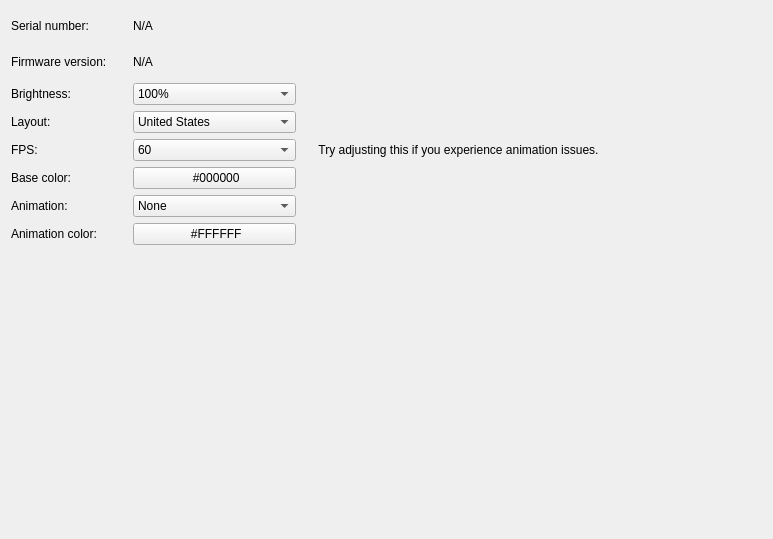
The window that src/ckb/kbwidget.ui (ckb-next/ckb-next) describes before a commit, drawn with Qt 5.
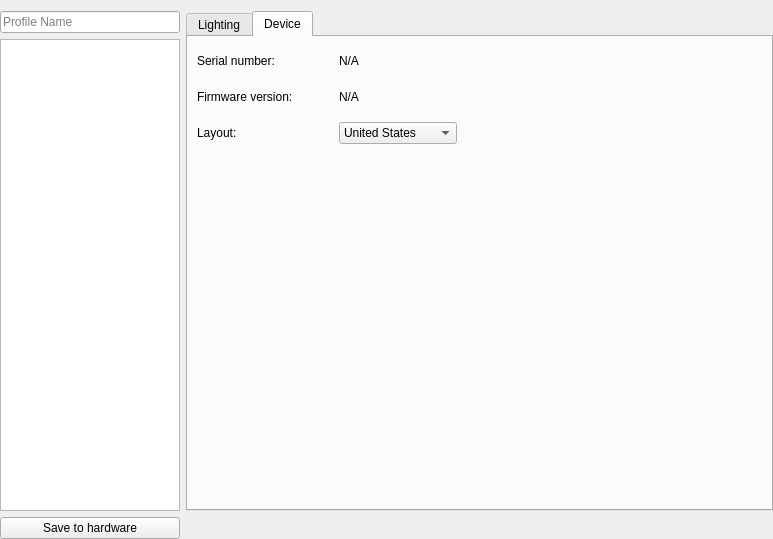
The same window after the commit. The open tabs and pages were chosen to show the change. Custom widgets are drawn as their Qt base class.

Commit message: ckb can now store multiple modes M1-M3 will change modes (currently limited to the same number of modes as the device) Modes and profiles may be renamed and saved to hardware. Removed app menu, replaced with a Settings tab. FPS is now a global setting.

```diff
--- a/src/ckb/kbwidget.ui
+++ b/src/ckb/kbwidget.ui
@@ -13,149 +13,57 @@
   <property name="windowTitle">
    <string>Form</string>
   </property>
+  <layout class="QGridLayout" name="gridLayout">
+   <property name="leftMargin">
+    <number>0</number>
+   </property>
+   <property name="rightMargin">
+    <number>0</number>
+   </property>
+   <property name="bottomMargin">
+    <number>0</number>
+   </property>
+   <item row="0" column="2" rowspan="2">
+    <widget class="QTabWidget" name="tabWidget">
+     <property name="currentIndex">
+      <number>0</number>
+     </property>
+     <widget class="QWidget" name="lightTab">
+      <attribute name="title">
+       <string>Lighting</string>
+      </attribute>
   <layout class="QGridLayout" name="gridLayout_2">
-   <item row="5" column="1">
-    <spacer name="horizontalSpacer_2">
-     <property name="orientation">
-      <enum>Qt::Horizontal</enum>
-     </property>
-     <property name="sizeType">
-      <enum>QSizePolicy::Fixed</enum>
-     </property>
-     <property name="sizeHint" stdset="0">
-      <size>
-       <width>20</width>
-       <height>0</height>
-      </size>
-     </property>
-    </spacer>
-   </item>
-   <item row="0" column="0">
-    <widget class="QLabel" name="label_4">
-     <property name="text">
-      <string>Serial number:</string>
-     </property>
-    </widget>
-   </item>
-   <item row="9" column="2">
-    <spacer name="verticalSpacer">
-     <property name="orientation">
-      <enum>Qt::Vertical</enum>
-     </property>
-     <property name="sizeHint" stdset="0">
-      <size>
-       <width>20</width>
-       <height>40</height>
-      </size>
-     </property>
-    </spacer>
-   </item>
-   <item row="8" column="0">
-    <widget class="QLabel" name="label_7">
-     <property name="text">
-      <string>Animation color:</string>
-     </property>
-    </widget>
-   </item>
-   <item row="7" column="0">
-    <widget class="QLabel" name="label_6">
-     <property name="text">
-      <string>Animation:</string>
-     </property>
-    </widget>
-   </item>
-   <item row="3" column="0">
-    <widget class="QLabel" name="label_8">
-     <property name="text">
-      <string>Layout:</string>
-     </property>
-    </widget>
-   </item>
-   <item row="5" column="2">
-    <widget class="QComboBox" name="framerateBox">
-     <item>
-      <property name="text">
-       <string>60</string>
-      </property>
-     </item>
-     <item>
-      <property name="text">
-       <string>30</string>
-      </property>
-     </item>
-     <item>
-      <property name="text">
-       <string>15</string>
-      </property>
-     </item>
-    </widget>
-   </item>
-   <item row="6" column="0">
-    <widget class="QLabel" name="label_2">
-     <property name="text">
-      <string>Base color:</string>
-     </property>
-    </widget>
-   </item>
-   <item row="6" column="2">
-    <widget class="ColorButton" name="bgButton">
-     <property name="text">
-      <string> #000000</string>
-     </property>
-    </widget>
-   </item>
-   <item row="5" column="0">
-    <widget class="QLabel" name="label">
-     <property name="text">
-      <string>FPS:</string>
-     </property>
-    </widget>
-   </item>
-   <item row="2" column="0">
-    <widget class="QLabel" name="label_5">
-     <property name="text">
-      <string>Brightness:</string>
-     </property>
-    </widget>
-   </item>
-   <item row="0" column="2" colspan="2">
-    <widget class="QLabel" name="serialLabel">
+       <item row="0" column="0" colspan="3">
+        <widget class="QStackedWidget" name="lightWidgets"/>
+       </item>
+      </layout>
+     </widget>
+     <widget class="QWidget" name="devTab">
+      <attribute name="title">
+       <string>Device</string>
+      </attribute>
+      <layout class="QGridLayout" name="gridLayout_3">
+       <item row="1" column="2">
+        <widget class="QLabel" name="fwLabel">
+         <property name="cursor">
+          <cursorShape>IBeamCursor</cursorShape>
+         </property>
      <property name="text">
       <string>N/A</string>
      </property>
-    </widget>
-   </item>
-   <item row="8" column="2">
-    <widget class="ColorButton" name="fgButton">
-     <property name="text">
-      <string> #FFFFFF</string>
+         <property name="textInteractionFlags">
+          <set>Qt::LinksAccessibleByMouse|Qt::TextSelectableByMouse</set>
      </property>
     </widget>
    </item>
-   <item row="0" column="1">
-    <spacer name="verticalSpacer_2">
-     <property name="orientation">
-      <enum>Qt::Vertical</enum>
-     </property>
-     <property name="sizeType">
-      <enum>QSizePolicy::Fixed</enum>
-     </property>
-     <property name="sizeHint" stdset="0">
-      <size>
-       <width>0</width>
-       <height>30</height>
-      </size>
-     </property>
-    </spacer>
-   </item>
-   <item row="5" column="3">
-    <widget class="QLabel" name="label_3">
+       <item row="1" column="0">
+        <widget class="QLabel" name="label_9">
      <property name="text">
-      <string>     Try adjusting this if you experience animation issues.</string>
+          <string>Firmware version:</string>
      </property>
     </widget>
    </item>
-   <item row="5" column="4">
+       <item row="2" column="4">
     <spacer name="horizontalSpacer">
      <property name="orientation">
       <enum>Qt::Horizontal</enum>
@@ -168,29 +76,10 @@
      </property>
     </spacer>
    </item>
-   <item row="7" column="2">
-    <widget class="QComboBox" name="animBox">
-     <item>
-      <property name="text">
-       <string>None</string>
-      </property>
-     </item>
-     <item>
-      <property name="text">
-       <string>Wave</string>
-      </property>
-     </item>
-     <item>
-      <property name="text">
-       <string>Ripple</string>
-      </property>
-     </item>
-    </widget>
-   </item>
-   <item row="3" column="2">
+       <item row="2" column="2">
     <widget class="QComboBox" name="layoutBox">
      <property name="sizePolicy">
-      <sizepolicy hsizetype="Expanding" vsizetype="Fixed">
+          <sizepolicy hsizetype="Fixed" vsizetype="Fixed">
        <horstretch>0</horstretch>
        <verstretch>0</verstretch>
       </sizepolicy>
@@ -207,31 +96,79 @@
      </item>
     </widget>
    </item>
-   <item row="2" column="2">
-    <widget class="QComboBox" name="brightnessBox">
-     <item>
-      <property name="text">
-       <string>100%</string>
-      </property>
-     </item>
-     <item>
-      <property name="text">
-       <string>67%</string>
-      </property>
-     </item>
-     <item>
+       <item row="3" column="2">
+        <spacer name="verticalSpacer">
+         <property name="orientation">
+          <enum>Qt::Vertical</enum>
+         </property>
+         <property name="sizeHint" stdset="0">
+          <size>
+           <width>20</width>
+           <height>40</height>
+          </size>
+         </property>
+        </spacer>
+       </item>
+       <item row="2" column="0">
+        <widget class="QLabel" name="label_8">
       <property name="text">
-       <string>33%</string>
-      </property>
-     </item>
-     <item>
-      <property name="text">
-       <string>Off</string>
-      </property>
-     </item>
+          <string>Layout:</string>
+         </property>
     </widget>
    </item>
    <item row="1" column="1">
+        <spacer name="horizontalSpacer_2">
+         <property name="orientation">
+          <enum>Qt::Horizontal</enum>
+         </property>
+         <property name="sizeType">
+          <enum>QSizePolicy::Fixed</enum>
+         </property>
+         <property name="sizeHint" stdset="0">
+          <size>
+           <width>40</width>
+           <height>1</height>
+          </size>
+         </property>
+        </spacer>
+       </item>
+       <item row="0" column="0">
+        <widget class="QLabel" name="label_4">
+         <property name="text">
+          <string>Serial number:</string>
+         </property>
+        </widget>
+       </item>
+       <item row="0" column="2">
+        <widget class="QLabel" name="serialLabel">
+         <property name="cursor">
+          <cursorShape>IBeamCursor</cursorShape>
+         </property>
+         <property name="text">
+          <string>N/A</string>
+         </property>
+         <property name="textInteractionFlags">
+          <set>Qt::LinksAccessibleByMouse|Qt::TextSelectableByMouse</set>
+         </property>
+        </widget>
+       </item>
+       <item row="2" column="3">
+        <spacer name="verticalSpacer_4">
+         <property name="orientation">
+          <enum>Qt::Vertical</enum>
+         </property>
+         <property name="sizeType">
+          <enum>QSizePolicy::Fixed</enum>
+         </property>
+         <property name="sizeHint" stdset="0">
+          <size>
+           <width>20</width>
+           <height>30</height>
+          </size>
+         </property>
+        </spacer>
+       </item>
+       <item row="1" column="3">
     <spacer name="verticalSpacer_3">
      <property name="orientation">
       <enum>Qt::Vertical</enum>
@@ -241,35 +178,82 @@
      </property>
      <property name="sizeHint" stdset="0">
       <size>
-       <width>0</width>
+           <width>20</width>
        <height>30</height>
       </size>
      </property>
     </spacer>
    </item>
-   <item row="1" column="0">
-    <widget class="QLabel" name="label_9">
-     <property name="text">
-      <string>Firmware version:</string>
-     </property>
-    </widget>
+       <item row="0" column="3">
+        <spacer name="verticalSpacer_2">
+         <property name="orientation">
+          <enum>Qt::Vertical</enum>
+         </property>
+         <property name="sizeType">
+          <enum>QSizePolicy::Fixed</enum>
+         </property>
+         <property name="sizeHint" stdset="0">
+          <size>
+           <width>20</width>
+           <height>30</height>
+          </size>
+         </property>
+        </spacer>
+       </item>
+      </layout>
+     </widget>
+    </widget>
    </item>
-   <item row="1" column="2">
-    <widget class="QLabel" name="fwLabel">
+   <item row="1" column="0" colspan="2">
+    <widget class="QListWidget" name="modeList">
+     <property name="minimumSize">
+      <size>
+       <width>180</width>
+       <height>0</height>
+      </size>
+     </property>
+     <property name="maximumSize">
+      <size>
+       <width>180</width>
+       <height>16777215</height>
+      </size>
+     </property>
+    </widget>
+   </item>
+   <item row="0" column="0" colspan="2">
+    <widget class="QLineEdit" name="profileText">
+     <property name="sizePolicy">
+      <sizepolicy hsizetype="Fixed" vsizetype="Fixed">
+       <horstretch>0</horstretch>
+       <verstretch>0</verstretch>
+      </sizepolicy>
+     </property>
+     <property name="minimumSize">
+      <size>
+       <width>180</width>
+       <height>0</height>
+      </size>
+     </property>
+     <property name="maximumSize">
+      <size>
+       <width>180</width>
+       <height>16777215</height>
+      </size>
+     </property>
+     <property name="placeholderText">
+      <string>Profile Name</string>
+     </property>
+    </widget>
+   </item>
+   <item row="2" column="0" colspan="2">
+    <widget class="QPushButton" name="pushButton">
      <property name="text">
-      <string>N/A</string>
+      <string>Save to hardware</string>
      </property>
     </widget>
    </item>
   </layout>
  </widget>
- <customwidgets>
-  <customwidget>
-   <class>ColorButton</class>
-   <extends>QPushButton</extends>
-   <header location="global">colorbutton.h</header>
-  </customwidget>
- </customwidgets>
  <resources/>
  <connections/>
 </ui>
```
Lines whose indentation alone changed are shown as unchanged. The commit also changes 12 other files.
